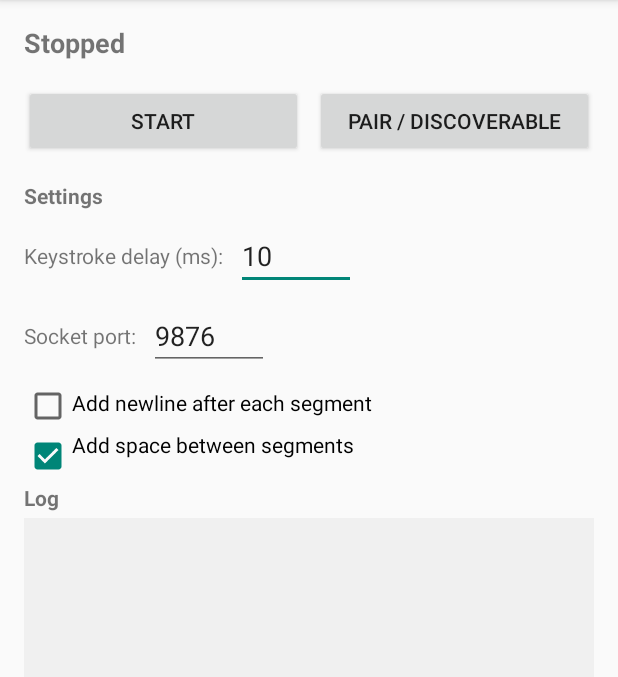
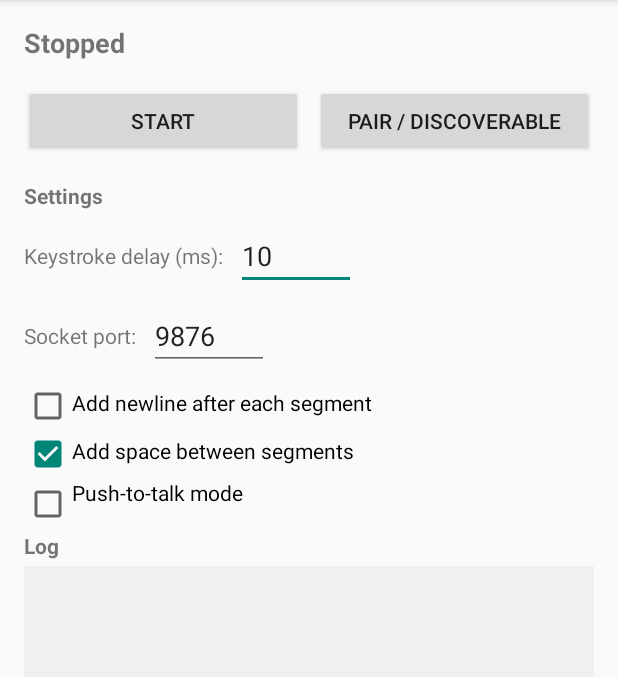
Before and after one commit to Jonathan-A-White/whisper-hid, an Android app: the screen it shows after launch (MainActivity), on a phone screen of 412 x 824 dp, the part 84-761 px from its top. Run offline under Robolectric (Android 15) with nearby library versions, the phone set to English and light mode, and no system bars.

Commit message:
Add push-to-talk mode for recording long passages
Continuous 5-second chunks chop up long dictation and lose speech at
chunk boundaries.  Push-to-talk (PTT) lets the user hold a button to
record for as long as needed, then transcribes the full recording at
once.

Protocol: on connect, the app sends "MODE:PTT\n" over the socket.
stt-loop.sh reads this and enters a command loop waiting for START/STOP
instead of the continuous recording loop.  Backward compatible: old
clients that send nothing get continuous mode after a 2-second timeout.

Changes:
- stt-loop.sh: extract transcription into transcribe_and_send(), add
  ptt_loop() alongside continuous_loop(), mode selection via first line
- SocketListenerService: add PrintWriter for writing commands to socket,
  pttStart()/pttStop()/reconnect() methods
- MainActivity: PTT checkbox (persisted), "Hold to Talk" button with
  touch listener (ACTION_DOWN=START, ACTION_UP/CANCEL=STOP)
- Simplify SILENCE_PATTERNS to ^\[.*\]$ catching all bracketed whisper
  annotations ([ Silence ], [MUSIC PLAYING], [BLANK_AUDIO], etc.)

https://claude.ai/code/session_01JdZe8hCbPRHvKySYXBWfKe

```diff
--- a/app/src/main/java/com/whisperbt/keyboard/MainActivity.kt
+++ b/app/src/main/java/com/whisperbt/keyboard/MainActivity.kt
@@ -1,6 +1,7 @@
 package com.whisperbt.keyboard
 
 import android.Manifest
+import android.annotation.SuppressLint
 import android.bluetooth.BluetoothAdapter
 import android.content.ComponentName
 import android.content.Context
@@ -11,6 +12,8 @@ import android.content.pm.PackageManager
 import android.os.Build
 import android.os.Bundle
 import android.os.IBinder
+import android.view.MotionEvent
+import android.view.View
 import android.widget.Button
 import android.widget.CheckBox
 import android.widget.EditText
@@ -30,6 +33,7 @@ class MainActivity : AppCompatActivity() {
         private const val KEY_PORT = "socket_port"
         private const val KEY_NEWLINE = "append_newline"
         private const val KEY_SPACE = "append_space"
+        private const val KEY_PTT = "ptt_mode"
     }
 
     private lateinit var prefs: SharedPreferences
@@ -42,6 +46,8 @@ class MainActivity : AppCompatActivity() {
     private lateinit var portInput: EditText
     private lateinit var newlineCheckbox: CheckBox
     private lateinit var spaceCheckbox: CheckBox
+    private lateinit var pttCheckbox: CheckBox
+    private lateinit var pttButton: Button
 
     private var hidService: BluetoothHidService? = null
     private var socketService: SocketListenerService? = null
@@ -64,15 +70,30 @@ class MainActivity : AppCompatActivity() {
         portInput = findViewById(R.id.portInput)
         newlineCheckbox = findViewById(R.id.newlineCheckbox)
         spaceCheckbox = findViewById(R.id.spaceCheckbox)
+        pttCheckbox = findViewById(R.id.pttCheckbox)
+        pttButton = findViewById(R.id.pttButton)
 
         // Load saved preferences
         delayInput.setText(prefs.getInt(KEY_DELAY, 10).toString())
         portInput.setText(prefs.getInt(KEY_PORT, 9876).toString())
         newlineCheckbox.isChecked = prefs.getBoolean(KEY_NEWLINE, false)
         spaceCheckbox.isChecked = prefs.getBoolean(KEY_SPACE, true)
+        pttCheckbox.isChecked = prefs.getBoolean(KEY_PTT, false)
+        pttButton.visibility = if (pttCheckbox.isChecked) View.VISIBLE else View.GONE
 
         toggleButton.setOnClickListener { toggleServices() }
         pairButton.setOnClickListener { openBluetoothSettings() }
+
+        pttCheckbox.setOnCheckedChangeListener { _, isChecked ->
+            pttButton.visibility = if (isChecked) View.VISIBLE else View.GONE
+            socketService?.pttMode = isChecked
+            // Reconnect so the server enters the correct mode
+            if (servicesRunning) {
+                socketService?.reconnect()
+            }
+        }
+
+        setupPttButton()
 
         requestPermissions()
     }
@@ -235,6 +256,7 @@ class MainActivity : AppCompatActivity() {
             socketService?.setPort(portInput.text.toString().toIntOrNull() ?: 9876)
             socketService?.appendNewline = newlineCheckbox.isChecked
             socketService?.appendSpace = spaceCheckbox.isChecked
+            socketService?.pttMode = pttCheckbox.isChecked
 
             socketService?.transcriptionCallback = object : SocketListenerService.TranscriptionCallback {
                 override fun onTranscription(text: String) {
@@ -265,12 +287,34 @@ class MainActivity : AppCompatActivity() {
         }
     }
 
+    @SuppressLint("ClickableViewAccessibility")
+    private fun setupPttButton() {
+        pttButton.setOnTouchListener { _, event ->
+            when (event.action) {
+                MotionEvent.ACTION_DOWN -> {
+                    socketService?.pttStart()
+                    pttButton.text = getString(R.string.recording)
+                    appendLog("[PTT] Recording...")
+                    true
+                }
+                MotionEvent.ACTION_UP, MotionEvent.ACTION_CANCEL -> {
+                    socketService?.pttStop()
+                    pttButton.text = getString(R.string.hold_to_talk)
+                    appendLog("[PTT] Stopped — transcribing...")
+                    true
+                }
+                else -> false
+            }
+        }
+    }
+
     private fun savePreferences() {
         prefs.edit().apply {
             putInt(KEY_DELAY, delayInput.text.toString().toIntOrNull() ?: 10)
             putInt(KEY_PORT, portInput.text.toString().toIntOrNull() ?: 9876)
             putBoolean(KEY_NEWLINE, newlineCheckbox.isChecked)
             putBoolean(KEY_SPACE, spaceCheckbox.isChecked)
+            putBoolean(KEY_PTT, pttCheckbox.isChecked)
             apply()
         }
     }
--- a/app/src/main/res/layout/activity_main.xml
+++ b/app/src/main/res/layout/activity_main.xml
@@ -41,6 +41,16 @@
                 android:layout_weight="1"
                 android:text="@string/pair" />
         </LinearLayout>
+
+        <!-- Push to Talk button (hidden until PTT mode enabled) -->
+        <Button
+            android:id="@+id/pttButton"
+            android:layout_width="match_parent"
+            android:layout_height="80dp"
+            android:text="@string/hold_to_talk"
+            android:textSize="20sp"
+            android:visibility="gone"
+            android:layout_marginBottom="16dp" />
 
         <!-- Settings -->
         <TextView
@@ -106,6 +116,13 @@
             android:layout_height="wrap_content"
             android:text="@string/space_option"
             android:checked="true"
+            android:paddingBottom="4dp" />
+
+        <CheckBox
+            android:id="@+id/pttCheckbox"
+            android:layout_width="match_parent"
+            android:layout_height="wrap_content"
+            android:text="@string/ptt_option"
             android:paddingBottom="16dp" />
 
         <!-- Log -->
--- a/app/src/main/res/values/strings.xml
+++ b/app/src/main/res/values/strings.xml
@@ -9,6 +9,9 @@
     <string name="port_label">Socket port:</string>
     <string name="newline_option">Add newline after each segment</string>
     <string name="space_option">Add space between segments</string>
+    <string name="ptt_option">Push-to-talk mode</string>
+    <string name="hold_to_talk">Hold to Talk</string>
+    <string name="recording">Recording…</string>
     <string name="log_header">Log</string>
     <string name="status_stopped">Stopped</string>
     <string name="status_ready">Ready — waiting for connection</string>
```
Also changed, not shown: app/src/main/java/com/whisperbt/keyboard/SocketListenerService.kt (+39 -2 lines), 2 other files.
